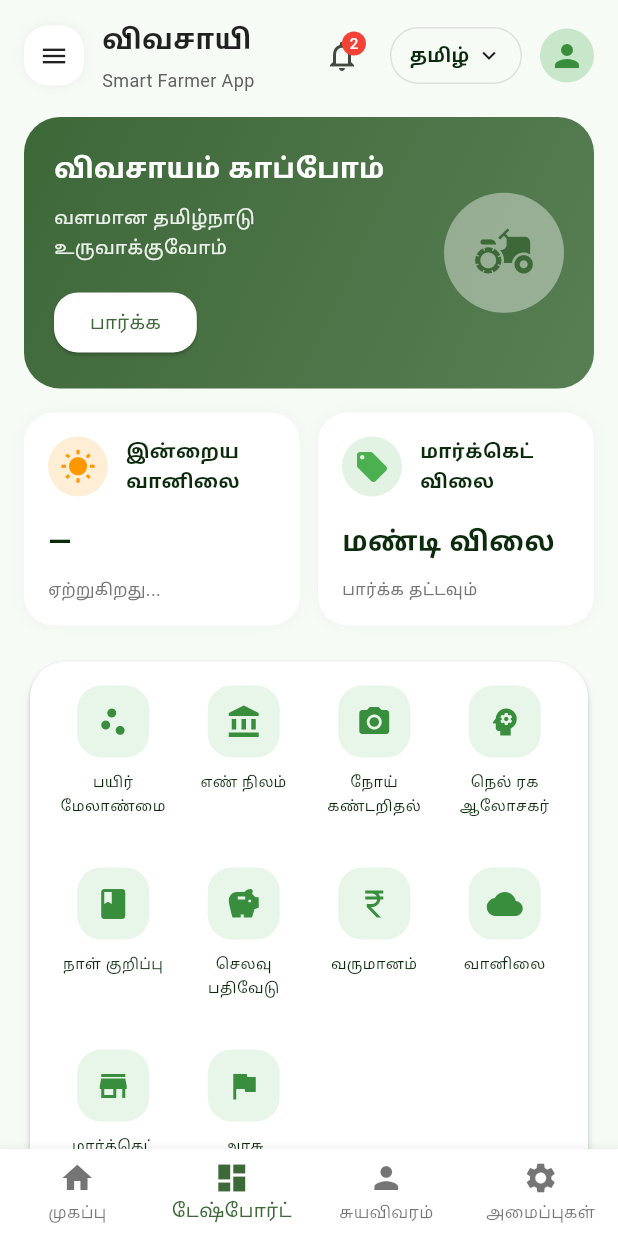
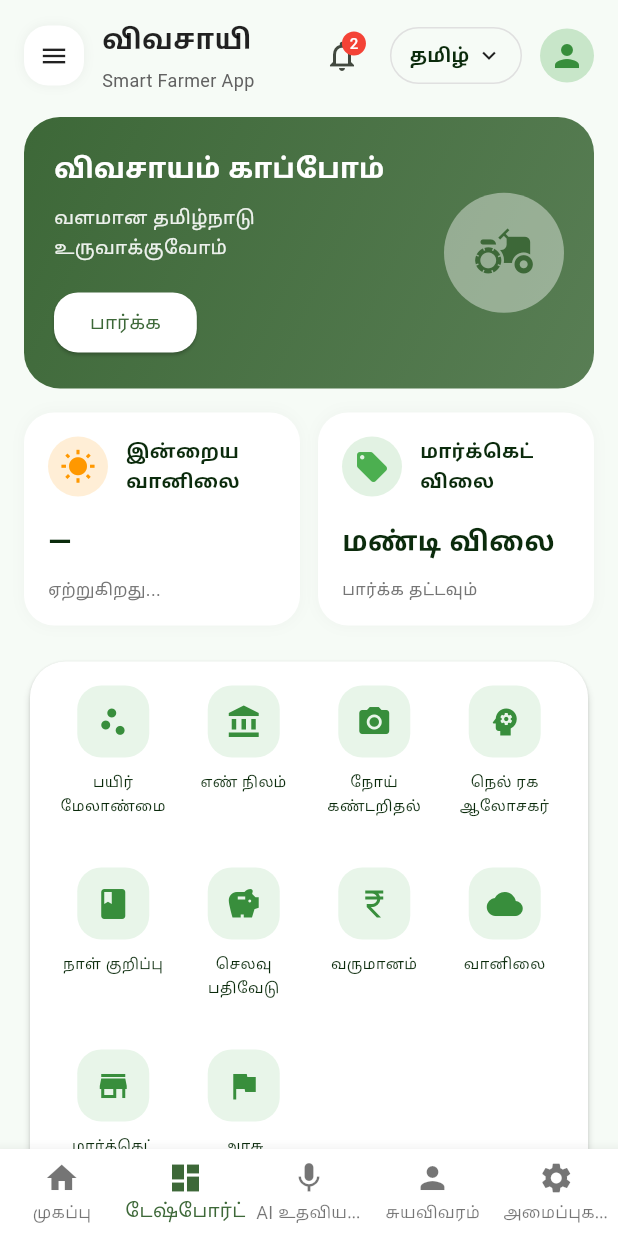
Before and after one commit to RAGHU1221/VIVASAYI, a Flutter app: the DashboardScreen screen opened by its route, on a phone screen of 412 x 824 dp. Run offline on Flutter 3.47's test engine with Material 3 defaults, Android fonts, the light colour scheme and no system bars; our stand-ins replace dio, fl_chart, flutter_secure_storage, geolocator, go_router, image_picker and 3 more; accounts and stored records are empty; network calls fail.

Commit message:
Update app_routes.dart

```diff
--- a/flutter_app/lib/src/routes/app_routes.dart
+++ b/flutter_app/lib/src/routes/app_routes.dart
@@ -204,8 +204,9 @@ final GoRouter appRouter = GoRouter(
       builder: (context, state, child) {
         int _indexForLocation(String loc) {
           if (loc.startsWith('/dashboard')) return 1;
-          if (loc.startsWith('/profile')) return 2;
-          if (loc.startsWith('/settings')) return 3;
+          if (loc.startsWith('/ai-chat')) return 2;
+          if (loc.startsWith('/profile')) return 3;
+          if (loc.startsWith('/settings')) return 4;
           return 0; // default to home
         }
 
@@ -225,9 +226,12 @@ final GoRouter appRouter = GoRouter(
                   context.go('/dashboard');
                   break;
                 case 2:
+                  context.go('/ai-chat');
+                  break;
+                case 3:
                   context.go('/profile');
                   break;
-                case 3:
+                case 4:
                   context.go('/settings');
                   break;
               }
@@ -235,6 +239,7 @@ final GoRouter appRouter = GoRouter(
             items: const [
               BottomNavigationBarItem(icon: Icon(Icons.home), label: 'முகப்பு'),
               BottomNavigationBarItem(icon: Icon(Icons.dashboard), label: 'டேஷ்போர்ட்'),
+              BottomNavigationBarItem(icon: Icon(Icons.mic), label: 'AI உதவியாளர்'),
               BottomNavigationBarItem(icon: Icon(Icons.person), label: 'சுயவிவரம்'),
               BottomNavigationBarItem(icon: Icon(Icons.settings), label: 'அமைப்புகள்'),
             ],
```
